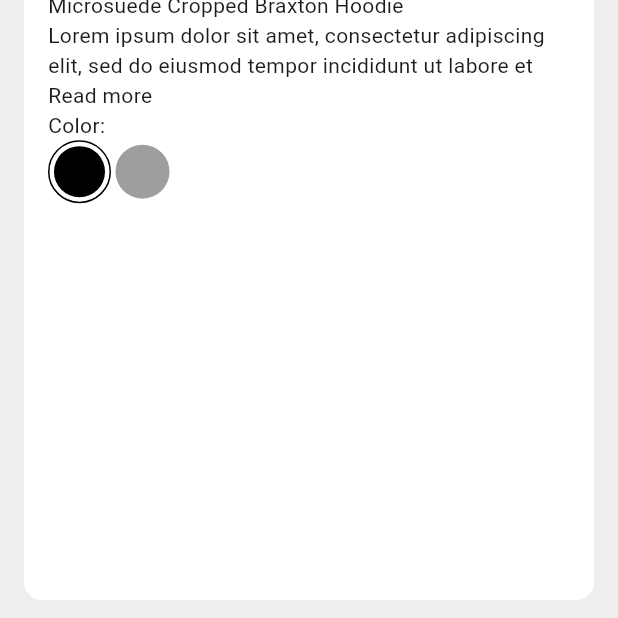
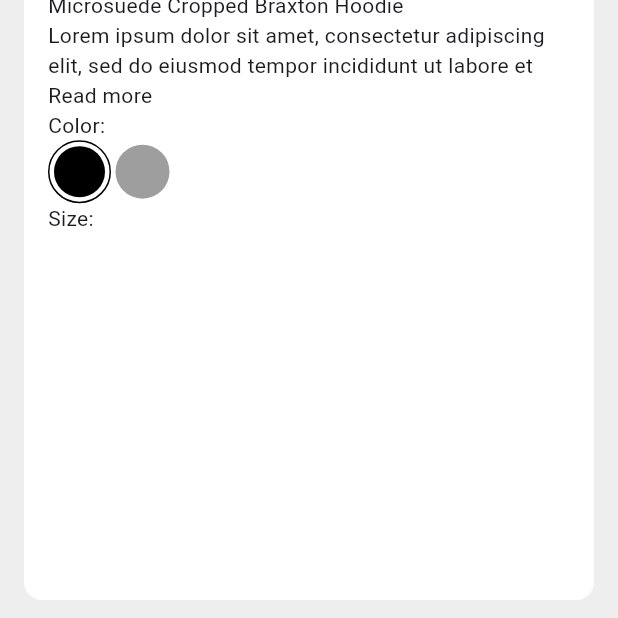
Before and after one commit to JAICHANGPARK/flutter_notebook_chapter_49, a Flutter app: the ECommerceDetailPage screen opened directly, on a phone screen of 412 x 824 dp, the part 618-1236 px from its top. Run offline on Flutter 3.47's test engine with Material 3 defaults, Android fonts, the phone set to English and light mode, and no system bars; drawn by our look-alikes of dots_indicator; our stand-ins replace gap, google_fonts.

Commit message:
Update e_commerce_detail_page.dart

```diff
--- a/lib/ep2451_e_commerce_app/ui/e_commerce_detail_page.dart
+++ b/lib/ep2451_e_commerce_app/ui/e_commerce_detail_page.dart
@@ -126,6 +126,7 @@ class _ECommerceDetailPageState extends State<ECommerceDetailPage> {
                             ),
                           ],
                         ),
+                        Text("Size:"),
                       ],
                     ),
                   ),
```
